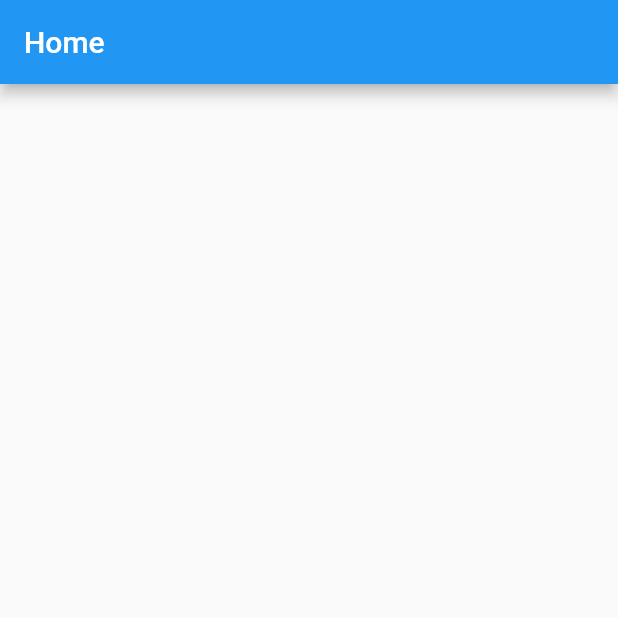
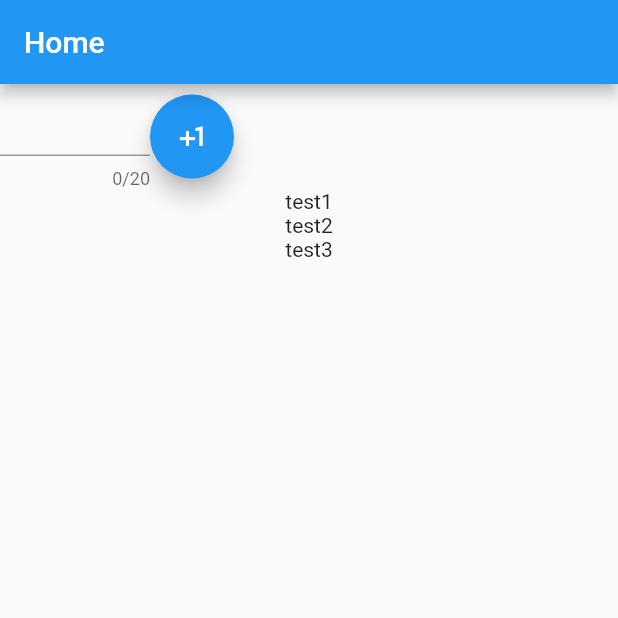
Before and after one commit to muni-muni/munimuni, a Flutter app: the screen it shows after launch, on a phone screen of 412 x 824 dp, the top half of it. Run offline on Flutter 3.47's test engine with Material 2 defaults, Android fonts, the phone set to English and light mode, and no system bars.

Commit message:
created mobile app for this

```diff
--- a/lib/main.dart
+++ b/lib/main.dart
@@ -1,5 +1,5 @@
+
 import 'package:flutter/material.dart';
-import 'dart:math';
 //Goal for today:
 /// 1. Create a todo-list
 /// 2. Save data in browser/local cache
@@ -13,17 +13,54 @@ class MuniMuni extends StatefulWidget {
 }
 
 class _MuniMuniState extends State<MuniMuni> {
+  List<String> text = ["test1", "test2", "test3"];
+
+  Widget getTextWidgets(List<String> strings)
+  {
+    return Column(children: strings.map((item) => Text(item)).toList());
+  }
+
   @override
   Widget build(BuildContext context) {
     return MaterialApp(
-      home: Scaffold(
-        appBar: AppBar(
-        title: const Text('Home')
-        )
-      ),
+      routes: <String, WidgetBuilder> {
+        '/': (BuildContext context) {
+          return Scaffold(
+            appBar: AppBar(
+              title: const Text('Home')
+            ),
+            body: Flex(
+              direction: Axis.vertical,
+              children:[
+                Row(
+                  mainAxisSize: MainAxisSize.max,
+                  children: [
+                    const SizedBox(
+                      width:100,
+                      child: TextField(maxLength: 20,)
+                    ),
+                    FloatingActionButton(
+                      child:const Icon(Icons.plus_one_outlined),
+                      onPressed: () => {print("Helo world")}
+                    )
+                ],),
+                getTextWidgets(text)
+              ]),
+          );
+        },
+        '/projects': (BuildContext context ){
+          return Scaffold(
+            appBar: AppBar(
+              title:const Text("test home")
+            ),
+
+          );
+        }
+      }
+
     );
   }
 }
 void main() {
-  runApp(MuniMuni());
+  runApp(const MuniMuni());
 }
```
